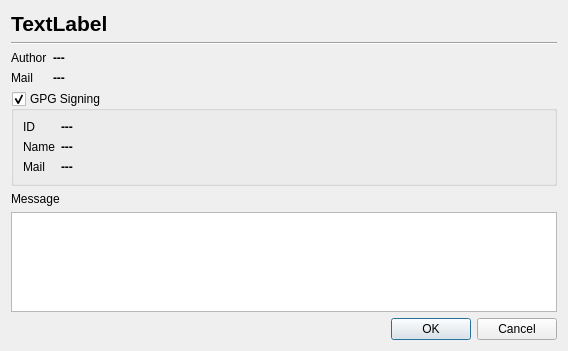
First picture: the form in src/CommitDialog.ui, repository soramimi/Guitar, before the edit.
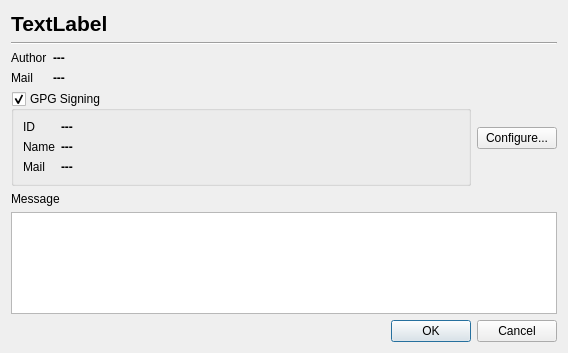
Second picture: the form after the edit.

Patch:
```diff
--- a/src/CommitDialog.ui
+++ b/src/CommitDialog.ui
@@ -7,7 +7,7 @@
     <x>0</x>
     <y>0</y>
     <width>568</width>
-    <height>351</height>
+    <height>353</height>
    </rect>
   </property>
   <property name="windowTitle">
@@ -80,7 +80,15 @@
     </layout>
    </item>
    <item>
+    <layout class="QHBoxLayout" name="horizontalLayout_2">
+     <item>
     <widget class="QGroupBox" name="groupBox_gpg_sign">
+       <property name="sizePolicy">
+        <sizepolicy hsizetype="Expanding" vsizetype="Preferred">
+         <horstretch>0</horstretch>
+         <verstretch>0</verstretch>
+        </sizepolicy>
+       </property>
      <property name="title">
       <string>GPG Signing</string>
      </property>
@@ -150,6 +158,15 @@
       </item>
      </layout>
     </widget>
+     </item>
+     <item>
+      <widget class="QPushButton" name="pushButton_config_signing">
+       <property name="text">
+        <string>Configure...</string>
+       </property>
+      </widget>
+     </item>
+    </layout>
    </item>
    <item>
     <widget class="QLabel" name="label">
```
Left out of the diff: 2 changed lines with no effect on the pictures. Lines whose indentation alone changed are shown as unchanged.
